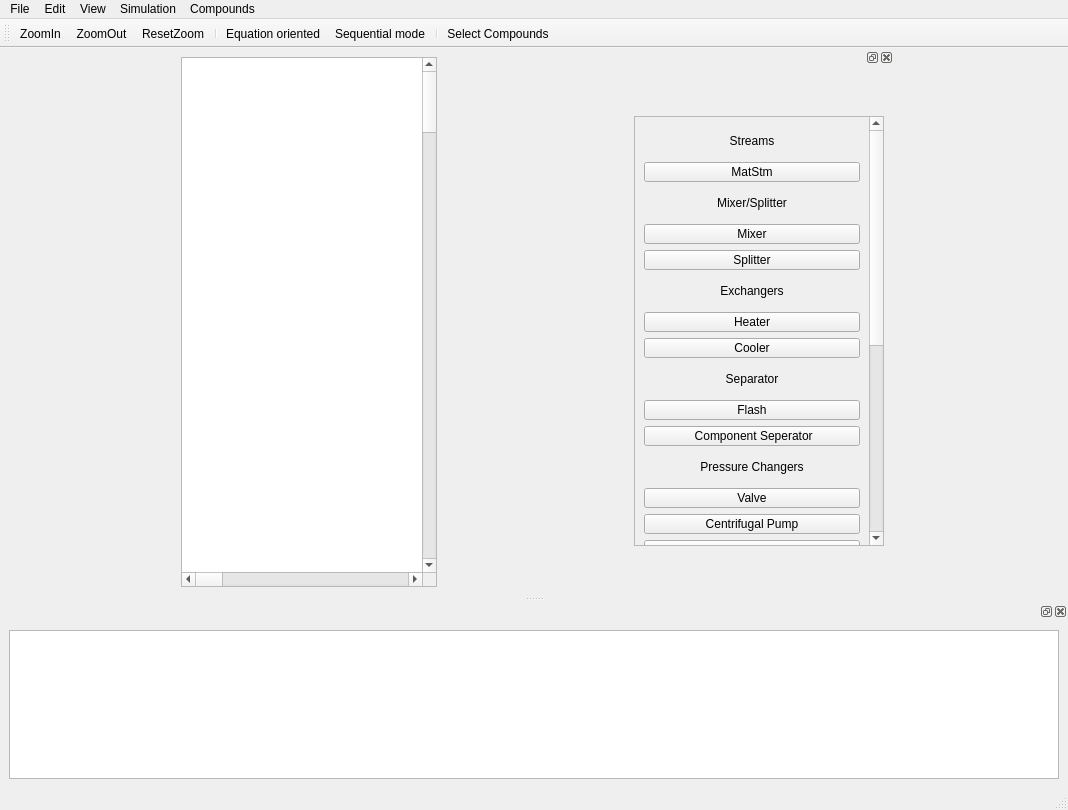
First picture: the form in main.ui, repository Anujg935/OMChemSimGUI, before the edit.
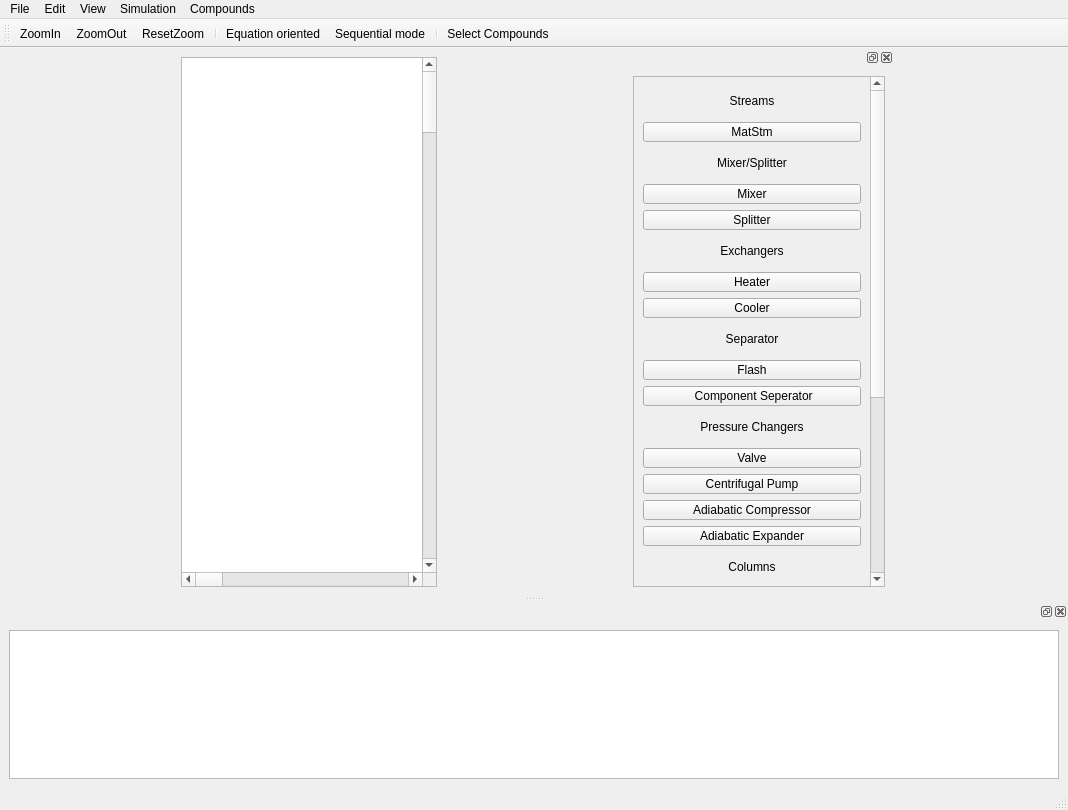
Second picture: the form after the edit. Icons and pictures are not drawn.

Commit message: different icons for different components ,changes in UI

Diff of the .ui file:
```diff
--- a/main.ui
+++ b/main.ui
@@ -167,21 +167,21 @@
      <item>
       <widget class="QScrollArea" name="scrollArea">
        <property name="sizePolicy">
-        <sizepolicy hsizetype="Minimum" vsizetype="Minimum">
+        <sizepolicy hsizetype="Preferred" vsizetype="Preferred">
          <horstretch>0</horstretch>
          <verstretch>0</verstretch>
         </sizepolicy>
        </property>
        <property name="minimumSize">
         <size>
-         <width>250</width>
+         <width>100</width>
          <height>430</height>
         </size>
        </property>
        <property name="maximumSize">
         <size>
-         <width>250</width>
-         <height>430</height>
+         <width>400</width>
+         <height>1000</height>
         </size>
        </property>
        <property name="verticalScrollBarPolicy">
@@ -194,8 +194,8 @@
         <property name="geometry">
          <rect>
           <x>0</x>
-          <y>0</y>
-          <width>231</width>
+          <y>-294</y>
+          <width>233</width>
           <height>800</height>
          </rect>
         </property>
@@ -203,7 +203,7 @@
          <item>
           <widget class="QLabel" name="label_2">
            <property name="sizePolicy">
-            <sizepolicy hsizetype="Preferred" vsizetype="Fixed">
+            <sizepolicy hsizetype="Preferred" vsizetype="Preferred">
              <horstretch>0</horstretch>
              <verstretch>0</verstretch>
             </sizepolicy>
@@ -228,7 +228,7 @@
          <item>
           <widget class="QPushButton" name="pushButton">
            <property name="sizePolicy">
-            <sizepolicy hsizetype="Minimum" vsizetype="Fixed">
+            <sizepolicy hsizetype="Preferred" vsizetype="Preferred">
              <horstretch>0</horstretch>
              <verstretch>0</verstretch>
             </sizepolicy>
@@ -245,12 +245,22 @@
            <property name="text">
             <string>MatStm</string>
            </property>
+           <property name="icon">
+            <iconset>
+             <normaloff>icons/MatStm.png</normaloff>icons/MatStm.png</iconset>
+           </property>
+           <property name="iconSize">
+            <size>
+             <width>20</width>
+             <height>20</height>
+            </size>
+           </property>
           </widget>
          </item>
          <item>
           <widget class="QLabel" name="label_3">
            <property name="sizePolicy">
-            <sizepolicy hsizetype="Preferred" vsizetype="Fixed">
+            <sizepolicy hsizetype="Preferred" vsizetype="Preferred">
              <horstretch>0</horstretch>
              <verstretch>0</verstretch>
             </sizepolicy>
@@ -275,7 +285,7 @@
          <item>
           <widget class="QPushButton" name="pushButton_7">
            <property name="sizePolicy">
-            <sizepolicy hsizetype="Minimum" vsizetype="Fixed">
+            <sizepolicy hsizetype="Preferred" vsizetype="Preferred">
              <horstretch>0</horstretch>
              <verstretch>0</verstretch>
             </sizepolicy>
@@ -289,10 +299,26 @@
            <property name="text">
             <string>Mixer</string>
            </property>
+           <property name="icon">
+            <iconset>
+             <normaloff>icons/Mixer.png</normaloff>icons/Mixer.png</iconset>
+           </property>
+           <property name="iconSize">
+            <size>
+             <width>20</width>
+             <height>20</height>
+            </size>
+           </property>
           </widget>
          </item>
          <item>
           <widget class="QPushButton" name="pushButton_10">
+           <property name="sizePolicy">
+            <sizepolicy hsizetype="Preferred" vsizetype="Preferred">
+             <horstretch>0</horstretch>
+             <verstretch>0</verstretch>
+            </sizepolicy>
+           </property>
            <property name="minimumSize">
             <size>
              <width>0</width>
@@ -302,12 +328,22 @@
            <property name="text">
             <string>Splitter</string>
            </property>
+           <property name="icon">
+            <iconset>
+             <normaloff>icons/Splitter.png</normaloff>icons/Splitter.png</iconset>
+           </property>
+           <property name="iconSize">
+            <size>
+             <width>20</width>
+             <height>20</height>
+            </size>
+           </property>
           </widget>
          </item>
          <item>
           <widget class="QLabel" name="label">
            <property name="sizePolicy">
-            <sizepolicy hsizetype="Preferred" vsizetype="Fixed">
+            <sizepolicy hsizetype="Preferred" vsizetype="Preferred">
              <horstretch>0</horstretch>
              <verstretch>0</verstretch>
             </sizepolicy>
@@ -331,6 +367,12 @@
          </item>
          <item>
           <widget class="QPushButton" name="pushButton_11">
+           <property name="sizePolicy">
+            <sizepolicy hsizetype="Preferred" vsizetype="Preferred">
+             <horstretch>0</horstretch>
+             <verstretch>0</verstretch>
+            </sizepolicy>
+           </property>
            <property name="minimumSize">
             <size>
              <width>0</width>
@@ -340,10 +382,26 @@
            <property name="text">
             <string>Heater</string>
            </property>
+           <property name="icon">
+            <iconset>
+             <normaloff>icons/Heater.png</normaloff>icons/Heater.png</iconset>
+           </property>
+           <property name="iconSize">
+            <size>
+             <width>20</width>
+             <height>20</height>
+            </size>
+           </property>
           </widget>
          </item>
          <item>
           <widget class="QPushButton" name="pushButton_12">
+           <property name="sizePolicy">
+            <sizepolicy hsizetype="Preferred" vsizetype="Preferred">
+             <horstretch>0</horstretch>
+             <verstretch>0</verstretch>
+            </sizepolicy>
+           </property>
            <property name="minimumSize">
             <size>
              <width>0</width>
@@ -353,12 +411,22 @@
            <property name="text">
             <string>Cooler</string>
            </property>
+           <property name="icon">
+            <iconset>
+             <normaloff>icons/Cooler.png</normaloff>icons/Cooler.png</iconset>
+           </property>
+           <property name="iconSize">
+            <size>
+             <width>20</width>
+             <height>20</height>
+            </size>
+           </property>
           </widget>
          </item>
          <item>
           <widget class="QLabel" name="label_4">
            <property name="sizePolicy">
-            <sizepolicy hsizetype="Preferred" vsizetype="Fixed">
+            <sizepolicy hsizetype="Preferred" vsizetype="Preferred">
              <horstretch>0</horstretch>
              <verstretch>0</verstretch>
             </sizepolicy>
@@ -382,6 +450,12 @@
          </item>
          <item>
           <widget class="QPushButton" name="pushButton_9">
+           <property name="sizePolicy">
+            <sizepolicy hsizetype="Preferred" vsizetype="Preferred">
+             <horstretch>0</horstretch>
+             <verstretch>0</verstretch>
+            </sizepolicy>
+           </property>
            <property name="minimumSize">
             <size>
              <width>0</width>
@@ -391,10 +465,26 @@
            <property name="text">
             <string>Flash</string>
            </property>
+           <property name="icon">
+            <iconset>
+             <normaloff>icons/Flash.png</normaloff>icons/Flash.png</iconset>
+           </property>
+           <property name="iconSize">
+            <size>
+             <width>20</width>
+             <height>20</height>
+            </size>
+           </property>
           </widget>
          </item>
          <item>
           <widget class="QPushButton" name="pushButton_13">
+           <property name="sizePolicy">
+            <sizepolicy hsizetype="Preferred" vsizetype="Preferred">
+             <horstretch>0</horstretch>
+             <verstretch>0</verstretch>
+            </sizepolicy>
+           </property>
            <property name="minimumSize">
             <size>
              <width>0</width>
@@ -404,12 +494,22 @@
            <property name="text">
             <string> Component Seperator</string>
            </property>
+           <property name="icon">
+            <iconset>
+             <normaloff>icons/CompSep.png</normaloff>icons/CompSep.png</iconset>
+           </property>
+           <property name="iconSize">
+            <size>
+             <width>20</width>
+             <height>20</height>
+            </size>
+           </property>
           </widget>
          </item>
          <item>
           <widget class="QLabel" name="label_5">
            <property name="sizePolicy">
-            <sizepolicy hsizetype="Expanding" vsizetype="Fixed">
+            <sizepolicy hsizetype="Preferred" vsizetype="Preferred">
              <horstretch>0</horstretch>
              <verstretch>0</verstretch>
             </sizepolicy>
@@ -430,6 +530,12 @@
          </item>
          <item>
           <widget class="QPushButton" name="pushButton_25">
+           <property name="sizePolicy">
+            <sizepolicy hsizetype="Preferred" vsizetype="Preferred">
+             <horstretch>0</horstretch>
+             <verstretch>0</verstretch>
+            </sizepolicy>
+           </property>
            <property name="minimumSize">
             <size>
              <width>0</width>
@@ -439,10 +545,26 @@
            <property name="text">
             <string>Valve</string>
            </property>
+           <property name="icon">
+            <iconset>
+             <normaloff>icons/Valve.png</normaloff>icons/Valve.png</iconset>
+           </property>
+           <property name="iconSize">
+            <size>
+             <width>20</width>
+             <height>20</height>
+            </size>
+           </property>
           </widget>
          </item>
          <item>
           <widget class="QPushButton" name="pushButton_14">
+           <property name="sizePolicy">
+            <sizepolicy hsizetype="Preferred" vsizetype="Preferred">
+             <horstretch>0</horstretch>
+             <verstretch>0</verstretch>
+            </sizepolicy>
+           </property>
            <property name="minimumSize">
             <size>
              <width>0</width>
@@ -452,10 +574,26 @@
            <property name="text">
             <string>Centrifugal Pump</string>
            </property>
+           <property name="icon">
+            <iconset>
+             <normaloff>icons/Pump.png</normaloff>icons/Pump.png</iconset>
+           </property>
+           <property name="iconSize">
+            <size>
+             <width>20</width>
+             <height>20</height>
+            </size>
+           </property>
           </widget>
          </item>
          <item>
           <widget class="QPushButton" name="pushButton_15">
+           <property name="sizePolicy">
+            <sizepolicy hsizetype="Preferred" vsizetype="Preferred">
+             <horstretch>0</horstretch>
+             <verstretch>0</verstretch>
+            </sizepolicy>
+           </property>
            <property name="minimumSize">
             <size>
              <width>0</width>
@@ -465,10 +603,26 @@
            <property name="text">
             <string>Adiabatic Compressor</string>
            </property>
+           <property name="icon">
+            <iconset>
+             <normaloff>icons/AdiaComp.png</normaloff>icons/AdiaComp.png</iconset>
+           </property>
+           <property name="iconSize">
+            <size>
+             <width>20</width>
+             <height>20</height>
+            </size>
+           </property>
           </widget>
          </item>
          <item>
           <widget class="QPushButton" name="pushButton_16">
+           <property name="sizePolicy">
+            <sizepolicy hsizetype="Preferred" vsizetype="Preferred">
+             <horstretch>0</horstretch>
+             <verstretch>0</verstretch>
+            </sizepolicy>
+           </property>
            <property name="minimumSize">
             <size>
              <width>0</width>
@@ -478,12 +632,22 @@
            <property name="text">
             <string>Adiabatic Expander</string>
            </property>
+           <property name="icon">
+            <iconset>
+             <normaloff>icons/AdiaExp.png</normaloff>icons/AdiaExp.png</iconset>
+           </property>
+           <property name="iconSize">
+            <size>
+             <width>20</width>
+             <height>20</height>
+            </size>
+           </property>
           </widget>
          </item>
          <item>
           <widget class="QLabel" name="label_6">
            <property name="sizePolicy">
-            <sizepolicy hsizetype="Expanding" vsizetype="Fixed">
+            <sizepolicy hsizetype="Preferred" vsizetype="Preferred">
              <horstretch>0</horstretch>
              <verstretch>0</verstretch>
             </sizepolicy>
```
Left out of the diff: 76 changed lines with no effect on the pictures. The commit also changes 26 other files.
